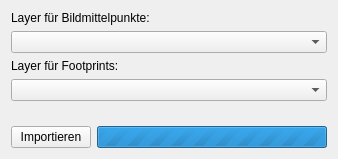
Old version of the form APIS/forms/apis_monoplot_import_form.ui in the repository APIS-Luftbildarchiv/APIS.
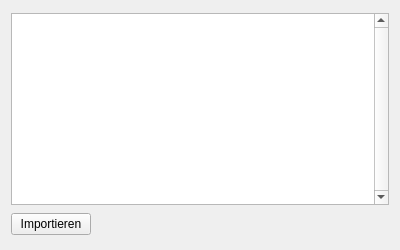
New version of the form. Icons and pictures are not drawn. Custom widgets are drawn as their Qt base class.

Patch:
```diff
--- a/APIS/forms/apis_monoplot_import_form.ui
+++ b/APIS/forms/apis_monoplot_import_form.ui
@@ -9,8 +9,8 @@
    <rect>
     <x>0</x>
     <y>0</y>
-    <width>338</width>
-    <height>159</height>
+    <width>400</width>
+    <height>250</height>
    </rect>
   </property>
   <property name="windowTitle">
@@ -23,35 +23,27 @@
   <property name="modal">
    <bool>true</bool>
   </property>
-  <layout class="QFormLayout" name="formLayout">
-   <item row="0" column="0" colspan="2">
-    <widget class="QLabel" name="label">
-     <property name="text">
-      <string>Layer für Bildmittelpunkte:</string>
+  <layout class="QVBoxLayout" name="verticalLayout">
+   <item>
+    <widget class="QPlainTextEdit" name="uiReportPTxt">
+     <property name="sizePolicy">
+      <sizepolicy hsizetype="Expanding" vsizetype="Maximum">
+       <horstretch>0</horstretch>
+       <verstretch>0</verstretch>
+      </sizepolicy>
      </property>
-    </widget>
-   </item>
-   <item row="2" column="0" colspan="2">
-    <widget class="QLabel" name="label_2">
-     <property name="text">
-      <string>Layer für Footprints:</string>
+     <property name="verticalScrollBarPolicy">
+      <enum>Qt::ScrollBarAlwaysOn</enum>
      </property>
-    </widget>
-   </item>
-   <item row="4" column="0" colspan="2">
-    <spacer name="verticalSpacer">
-     <property name="orientation">
-      <enum>Qt::Vertical</enum>
+     <property name="horizontalScrollBarPolicy">
+      <enum>Qt::ScrollBarAsNeeded</enum>
      </property>
-     <property name="sizeHint" stdset="0">
-      <size>
-       <width>20</width>
-       <height>40</height>
-      </size>
+     <property name="plainText">
+      <string/>
      </property>
-    </spacer>
+    </widget>
    </item>
-   <item row="5" column="0">
+   <item>
     <widget class="QPushButton" name="uiImportBtn">
      <property name="sizePolicy">
       <sizepolicy hsizetype="Maximum" vsizetype="Fixed">
@@ -68,8 +60,8 @@
      </property>
      <property name="iconSize">
       <size>
-       <width>16</width>
-       <height>16</height>
+       <width>24</width>
+       <height>24</height>
       </size>
      </property>
      <property name="autoDefault">
@@ -77,48 +69,8 @@
      </property>
     </widget>
    </item>
-   <item row="5" column="1">
-    <widget class="QProgressBar" name="progressBar">
-     <property name="maximum">
-      <number>0</number>
-     </property>
-     <property name="value">
-      <number>-1</number>
-     </property>
-     <property name="textVisible">
-      <bool>false</bool>
-     </property>
-    </widget>
-   </item>
-   <item row="1" column="0" colspan="2">
-    <widget class="QgsMapLayerComboBox" name="uiCenterPointMLCombo">
-     <property name="sizePolicy">
-      <sizepolicy hsizetype="Preferred" vsizetype="Fixed">
-       <horstretch>0</horstretch>
-       <verstretch>0</verstretch>
-      </sizepolicy>
-     </property>
-    </widget>
-   </item>
-   <item row="3" column="0" colspan="2">
-    <widget class="QgsMapLayerComboBox" name="uiFootPrintMLCombo">
-     <property name="sizePolicy">
-      <sizepolicy hsizetype="Preferred" vsizetype="Fixed">
-       <horstretch>0</horstretch>
-       <verstretch>0</verstretch>
-      </sizepolicy>
-     </property>
-    </widget>
-   </item>
   </layout>
  </widget>
- <customwidgets>
-  <customwidget>
-   <class>QgsMapLayerComboBox</class>
-   <extends>QComboBox</extends>
-   <header>qgsmaplayercombobox.h</header>
-  </customwidget>
- </customwidgets>
  <resources>
   <include location="resource.qrc"/>
  </resources>
```
